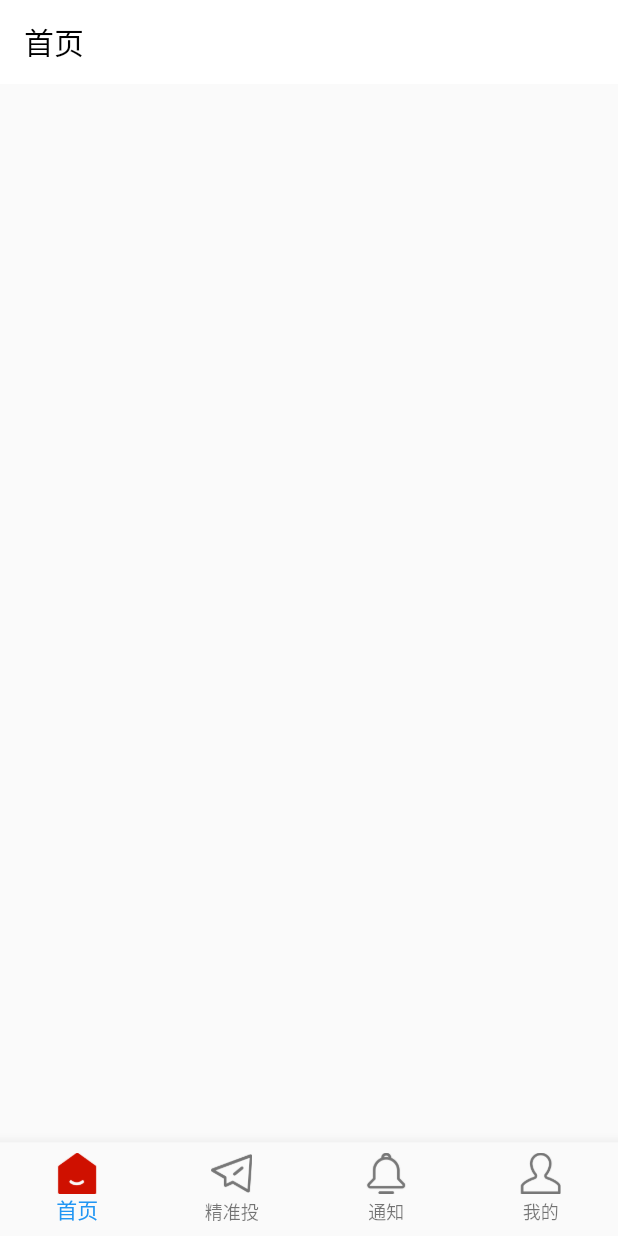
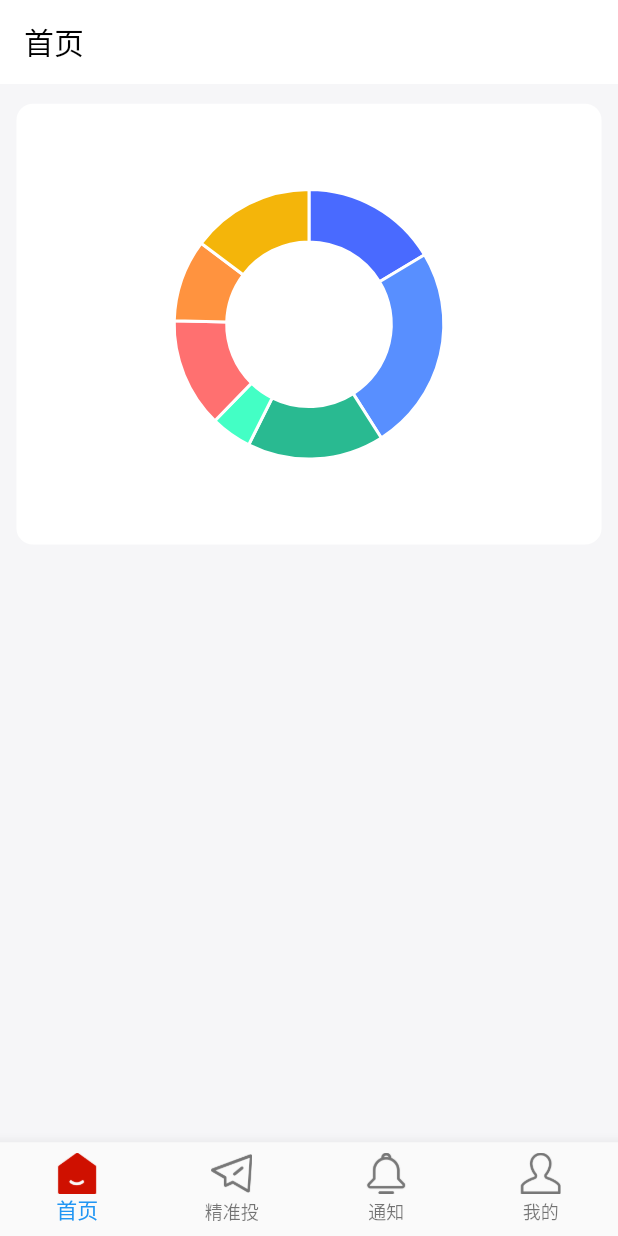
Before and after one commit to 583175694/ai_delivery_app, a Flutter app: the screen it shows after launch, on a phone screen of 412 x 824 dp. Run offline on Flutter 3.47's test engine with Material 2 defaults, Android fonts, the phone set to English and light mode, and no system bars; our stand-ins replace charts_flutter, dio; network calls fail.

Commit message:
图表DEMO

```diff
--- /dev/null
+++ b/lib/components/donut_pie_chart.dart
@@ -0,0 +1,71 @@
+/// Donut chart example. This is a simple pie chart with a hole in the middle.
+import 'package:AI_delivery_app/plugins/base.dart';
+import 'package:charts_flutter/flutter.dart' as charts;
+import 'package:flutter/material.dart';
+import 'package:charts_flutter/flutter.dart' show Color;
+
+class DonutPieChart extends StatelessWidget with Base {
+  final List<charts.Series<LinearSales, int>> seriesList;
+  final bool? animate;
+  DonutPieChart(this.seriesList, {this.animate});
+
+  /// Creates a [PieChart] with sample data and no transition.
+  factory DonutPieChart.withSampleData() {
+    return new DonutPieChart(
+      _createSampleData(),
+      // Disable animations for image tests.
+      animate: false,
+    );
+  }
+
+  @override
+  Widget build(BuildContext context) {
+    return new charts.PieChart<int>(
+      seriesList,
+      animate: animate,
+      // Configure the width of the pie slices to 60px. The remaining space in
+      // the chart will be left as a hole in the center.
+      defaultRenderer: new charts.ArcRendererConfig(arcWidth: dp(63).round()),
+    );
+  }
+
+  /// Create one series with sample hard coded data.
+  static List<charts.Series<LinearSales, int>> _createSampleData() {
+    final data = [
+      new LinearSales(0, 100),
+      new LinearSales(1, 150),
+      new LinearSales(2, 100),
+      new LinearSales(3, 30),
+      new LinearSales(4, 80),
+      new LinearSales(5, 60),
+      new LinearSales(6, 90),
+    ];
+
+    final List<Color> colors = [
+      Color(r: 73, g: 106, b: 255),
+      Color(r: 88, g: 143, b: 255),
+      Color(r: 41, g: 186, b: 145),
+      Color(r: 67, g: 255, b: 197),
+      Color(r: 255, g: 112, b: 112),
+      Color(r: 255, g: 147, b: 63),
+      Color(r: 244, g: 181, b: 10),
+    ];
+    return [
+      new charts.Series<LinearSales, int>(
+        id: 'Sales',
+        domainFn: (LinearSales sales, _) => sales.year,
+        measureFn: (LinearSales sales, _) => sales.sales,
+        data: data,
+        colorFn: (_, __) => colors[__ ?? 0]
+      )
+    ];
+  }
+}
+
+/// Sample linear data type.
+class LinearSales {
+  final int year;
+  final int sales;
+
+  LinearSales(this.year, this.sales);
+}
--- a/lib/pages/home_page.dart
+++ b/lib/pages/home_page.dart
@@ -3,6 +3,7 @@
  * @Author wushaohang
  * @Date 2021-11-3
  **/
+import 'package:AI_delivery_app/components/donut_pie_chart.dart';
 import 'package:AI_delivery_app/entity/dog.dart';
 import 'package:AI_delivery_app/plugins/base.dart';
 import 'package:AI_delivery_app/plugins/http.dart';
@@ -41,9 +42,25 @@ class HomePageState extends State<HomePage> with Base {
         elevation: 0,
         backgroundColor: Colors.white,
       ),
+      backgroundColor: Color(0xffF6F6F8),
       body: ListView(
-        children: [
-          dogRes == null ? Container() : Image.network(dogRes!.message),
+        children: <Widget>[
+          Container(
+            width: dp(710),
+            height: dp(535),
+            margin: EdgeInsets.only(left: dp(20), right: dp(20), top: dp(24)),
+            child: Center(
+              child: Container(
+                width: dp(400),
+                height: dp(400),
+                child: DonutPieChart.withSampleData(),
+              ),
+            ),
+            decoration: BoxDecoration(
+              color: Colors.white,
+              borderRadius: BorderRadius.circular(dp(20))
+            ),
+          ),
         ],
       ),
     );
--- a/pubspec.yaml
+++ b/pubspec.yaml
@@ -15,6 +15,7 @@ dependencies:
   dio: ^4.0.1
   json_annotation: ^4.3.0
   analyzer: ^2.7.0
+  charts_flutter: ^0.12.0
 dev_dependencies:
   flutter_test:
     sdk: flutter
```
Also changed, not shown: pubspec.lock.
